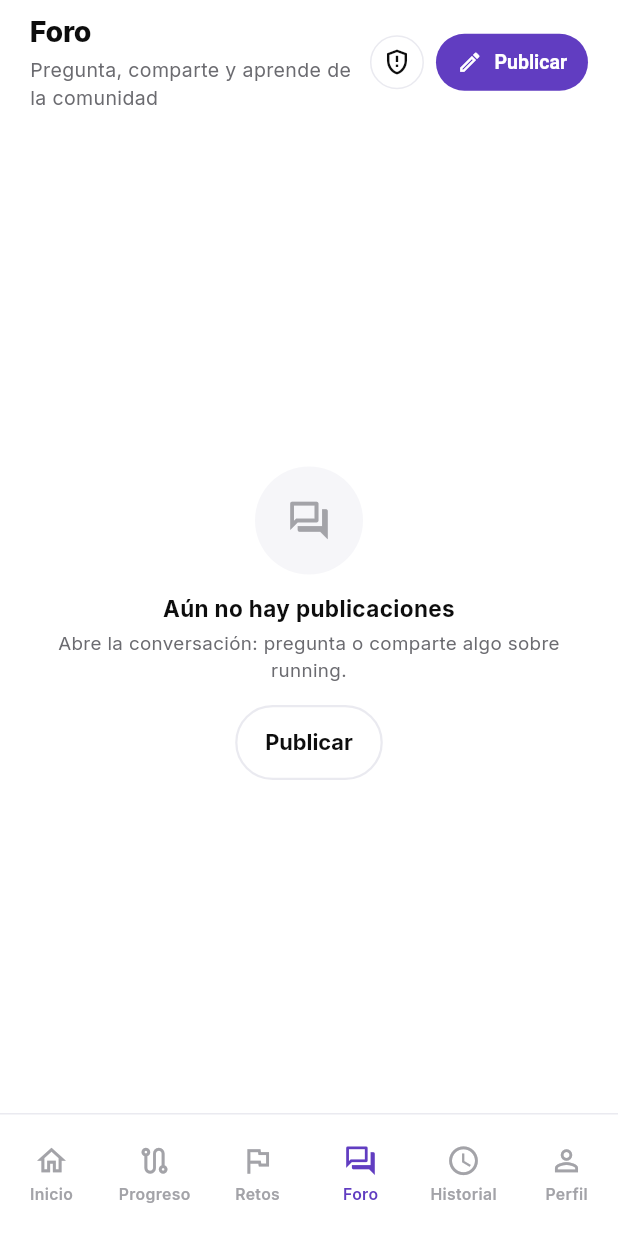
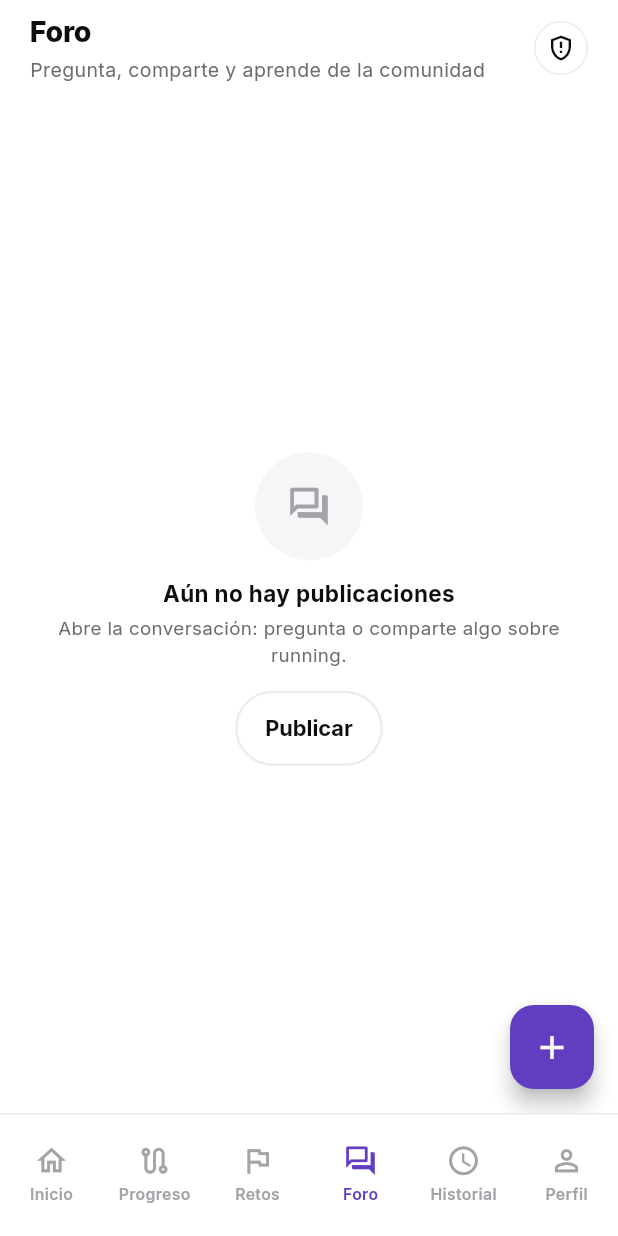
Before and after one commit to aaronHenao/TRAZA, a Flutter app: the ForoScreen screen opened by its route, on a phone screen of 412 x 824 dp. Run offline on Flutter 3.47's test engine with Material 3 defaults, Android fonts, the phone set to English and light mode, and no system bars; our stand-ins replace flutter_map, flutter_riverpod, geolocator, go_router, google_fonts, google_sign_in and 3 more; missing offline and left inert: health; accounts and stored records are empty.

Commit message:
SCRUM-322: cambiar el botón de publicar por un "+" flotante en el foro y en la moderación

```diff
--- a/lib/screens/foro/foro_screen.dart
+++ b/lib/screens/foro/foro_screen.dart
@@ -8,6 +8,7 @@ import '../../services/reloj_provider.dart';
 import '../../theme/app_colors.dart';
 import '../../theme/app_dimens.dart';
 import '../../widgets/ancho_contenido.dart';
+import '../../widgets/boton_publicar.dart';
 import '../../widgets/estado_vacio.dart';
 import '../../widgets/tarjeta_publicacion.dart';
 import '../../widgets/traza_toast.dart';
@@ -95,13 +96,18 @@ class _ForoScreenState extends ConsumerState<ForoScreen> {
     }
 
     return Scaffold(
+      // Abajo a la derecha, donde el pulgar llega. La lista deja
+      // `espacioBotonPublicar` al final para que no tape la última tarjeta.
+      floatingActionButton: BotonPublicar(
+        key: ForoScreen.claveNueva,
+        onPressed: nueva,
+      ),
       body: SafeArea(
         child: AnchoContenido(
           child: Column(
             crossAxisAlignment: CrossAxisAlignment.start,
             children: [
               _Cabecera(
-                onNueva: nueva,
                 rechazosSinVer: rechazosSinVer,
                 onRechazados: () => context.push(MisRechazadosScreen.ruta),
               ),
@@ -235,13 +241,7 @@ class _AvisoNuevas extends StatelessWidget {
 }
 
 class _Cabecera extends StatelessWidget {
-  const _Cabecera({
-    required this.onNueva,
-    required this.rechazosSinVer,
-    required this.onRechazados,
-  });
-
-  final VoidCallback onNueva;
+  const _Cabecera({required this.rechazosSinVer, required this.onRechazados});
 
   /// Cuántos rechazos no ha visto el usuario (criterio 5 de SCRUM-322).
   final int rechazosSinVer;
@@ -291,21 +291,6 @@ class _Cabecera extends StatelessWidget {
               onPressed: onRechazados,
             ),
           ),
-          const SizedBox(width: AppSpacing.sm),
-          FilledButton.icon(
-            key: ForoScreen.claveNueva,
-            onPressed: onNueva,
-            style: FilledButton.styleFrom(
-              minimumSize: const Size(0, 38),
-              padding: const EdgeInsets.symmetric(horizontal: 14),
-              textStyle: const TextStyle(
-                fontSize: 13,
-                fontWeight: FontWeight.w700,
-              ),
-            ),
-            icon: const Icon(Icons.edit_outlined, size: 17),
-            label: const Text('Publicar'),
-          ),
         ],
       ),
     );
@@ -329,7 +314,7 @@ class _Lista extends ConsumerWidget {
         AppSpacing.lg,
         0,
         AppSpacing.lg,
-        AppSpacing.xl,
+        espacioBotonPublicar,
       ),
       itemCount: publicaciones.length,
       separatorBuilder: (_, _) => const SizedBox(height: AppSpacing.md),
--- /dev/null
+++ b/lib/widgets/boton_publicar.dart
@@ -0,0 +1,32 @@
+import 'package:flutter/material.dart';
+
+import '../theme/app_colors.dart';
+
+/// Hueco al final de las listas del foro para que [BotonPublicar] no tape
+/// la última tarjeta: el botón (56) más su margen (16) y aire. El mismo de
+/// la gestión de retos.
+const espacioBotonPublicar = 96.0;
+
+/// El "+" flotante para publicar en el foro, abajo a la derecha. Lo usan el
+/// foro del corredor y la moderación del administrador.
+///
+/// Las listas que quedan debajo dejan [espacioBotonPublicar] al final: así
+/// se puede llegar a la última tarjeta sin que el botón la tape.
+class BotonPublicar extends StatelessWidget {
+  const BotonPublicar({required this.onPressed, super.key});
+
+  final VoidCallback onPressed;
+
+  static const tooltip = 'Nueva publicación';
+
+  @override
+  Widget build(BuildContext context) {
+    return FloatingActionButton(
+      onPressed: onPressed,
+      backgroundColor: AppColors.primary,
+      foregroundColor: Colors.white,
+      tooltip: tooltip,
+      child: const Icon(Icons.add, size: 26),
+    );
+  }
+}
```
Also changed, not shown: lib/screens/admin/moderacion_foro_screen.dart (+6 -11 lines), 2 other files.
